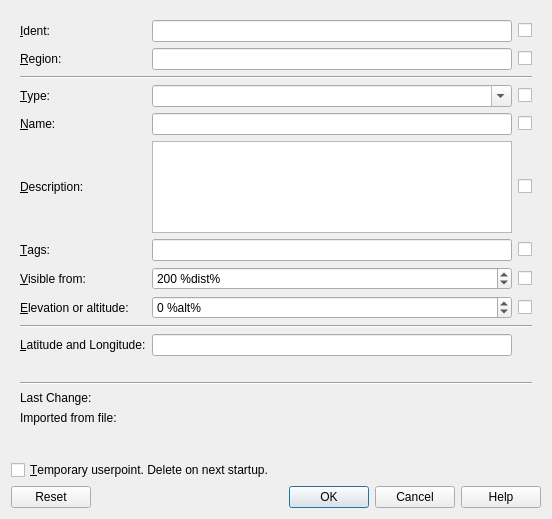
This is src/userdata/userdatadialog.ui in albar965/littlenavmap as Qt 5 draws it before an edit. The edited form follows.
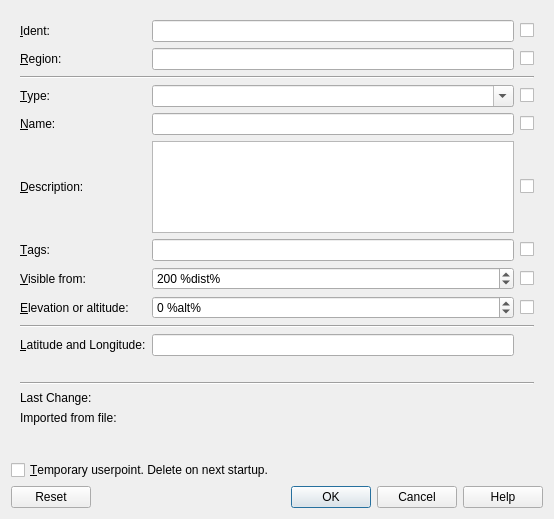
This is the edited form.

What changed in the file:
```diff
--- a/src/userdata/userdatadialog.ui
+++ b/src/userdata/userdatadialog.ui
@@ -6,7 +6,7 @@
    <rect>
     <x>0</x>
     <y>0</y>
-    <width>552</width>
+    <width>554</width>
     <height>519</height>
    </rect>
   </property>
```
